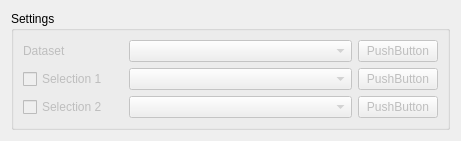
The window that src/SettingsWidget.ui (ManiVaultStudio/DimensionsViewerPlugin) describes before a commit, drawn with Qt 5.
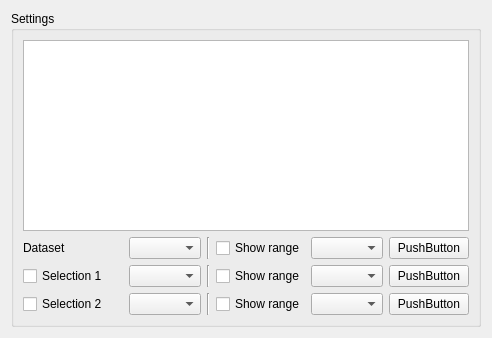
The same window after the commit.

```diff
--- a/src/SettingsWidget.ui
+++ b/src/SettingsWidget.ui
@@ -7,7 +7,7 @@
     <x>0</x>
     <y>0</y>
     <width>461</width>
-    <height>120</height>
+    <height>338</height>
    </rect>
   </property>
   <property name="sizePolicy">
@@ -26,6 +26,19 @@
       <string>Settings</string>
      </property>
      <layout class="QVBoxLayout" name="verticalLayout">
+      <item>
+       <widget class="QTableView" name="tableView">
+        <property name="alternatingRowColors">
+         <bool>true</bool>
+        </property>
+        <property name="selectionMode">
+         <enum>QAbstractItemView::SingleSelection</enum>
+        </property>
+        <property name="selectionBehavior">
+         <enum>QAbstractItemView::SelectRows</enum>
+        </property>
+       </widget>
+      </item>
       <item>
        <layout class="QGridLayout" name="gridLayout">
         <property name="spacing">
@@ -36,7 +49,7 @@
           <item>
            <widget class="QCheckBox" name="dataSet2EnabledCheckBox">
             <property name="enabled">
-             <bool>false</bool>
+             <bool>true</bool>
             </property>
             <property name="minimumSize">
              <size>
@@ -52,7 +65,7 @@
           <item>
            <widget class="QComboBox" name="dataSet2ComboBox">
             <property name="enabled">
-             <bool>false</bool>
+             <bool>true</bool>
             </property>
             <property name="sizePolicy">
              <sizepolicy hsizetype="Preferred" vsizetype="Fixed">
@@ -62,10 +75,27 @@
             </property>
            </widget>
           </item>
+          <item>
+           <widget class="Line" name="line_2">
+            <property name="orientation">
+             <enum>Qt::Vertical</enum>
+            </property>
+           </widget>
+          </item>
+          <item>
+           <widget class="QCheckBox" name="checkBox_2">
+            <property name="text">
+             <string>Show range</string>
+            </property>
+           </widget>
+          </item>
+          <item>
+           <widget class="QComboBox" name="comboBox_2"/>
+          </item>
           <item>
            <widget class="QPushButton" name="dataSetPushButton">
             <property name="enabled">
-             <bool>false</bool>
+             <bool>true</bool>
             </property>
             <property name="text">
              <string>PushButton</string>
@@ -94,7 +124,7 @@
              <item>
               <widget class="QLabel" name="label">
                <property name="enabled">
-                <bool>false</bool>
+                <bool>true</bool>
                </property>
                <property name="minimumSize">
                 <size>
@@ -110,7 +140,7 @@
              <item>
               <widget class="QComboBox" name="dataSet1ComboBox">
                <property name="enabled">
-                <bool>false</bool>
+                <bool>true</bool>
                </property>
                <property name="sizePolicy">
                 <sizepolicy hsizetype="MinimumExpanding" vsizetype="Fixed">
@@ -123,10 +153,27 @@
                </property>
               </widget>
              </item>
+             <item>
+              <widget class="Line" name="line">
+               <property name="orientation">
+                <enum>Qt::Vertical</enum>
+               </property>
+              </widget>
+             </item>
+             <item>
+              <widget class="QCheckBox" name="checkBox">
+               <property name="text">
+                <string>Show range</string>
+               </property>
+              </widget>
+             </item>
+             <item>
+              <widget class="QComboBox" name="comboBox"/>
+             </item>
              <item>
               <widget class="QPushButton" name="dataSetPushButton_3">
                <property name="enabled">
-                <bool>false</bool>
+                <bool>true</bool>
                </property>
                <property name="text">
                 <string>PushButton</string>
@@ -143,7 +190,7 @@
           <item>
            <widget class="QCheckBox" name="dataSet3EnabledCheckBox">
             <property name="enabled">
-             <bool>false</bool>
+             <bool>true</bool>
             </property>
             <property name="minimumSize">
              <size>
@@ -159,7 +206,7 @@
           <item>
            <widget class="QComboBox" name="dataSet3ComboBox">
             <property name="enabled">
-             <bool>false</bool>
+             <bool>true</bool>
             </property>
             <property name="sizePolicy">
              <sizepolicy hsizetype="Preferred" vsizetype="Fixed">
@@ -169,10 +216,27 @@
             </property>
            </widget>
           </item>
+          <item>
+           <widget class="Line" name="line_3">
+            <property name="orientation">
+             <enum>Qt::Vertical</enum>
+            </property>
+           </widget>
+          </item>
+          <item>
+           <widget class="QCheckBox" name="checkBox_3">
+            <property name="text">
+             <string>Show range</string>
+            </property>
+           </widget>
+          </item>
+          <item>
+           <widget class="QComboBox" name="comboBox_3"/>
+          </item>
           <item>
            <widget class="QPushButton" name="dataSetPushButton_2">
             <property name="enabled">
-             <bool>false</bool>
+             <bool>true</bool>
             </property>
             <property name="text">
              <string>PushButton</string>
```
